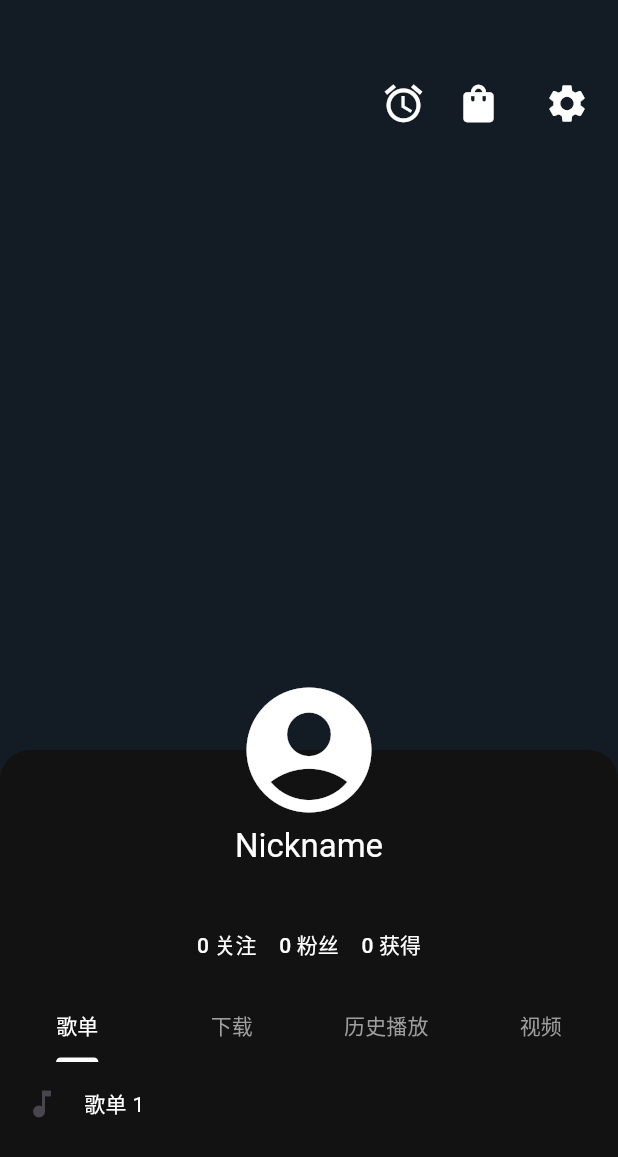
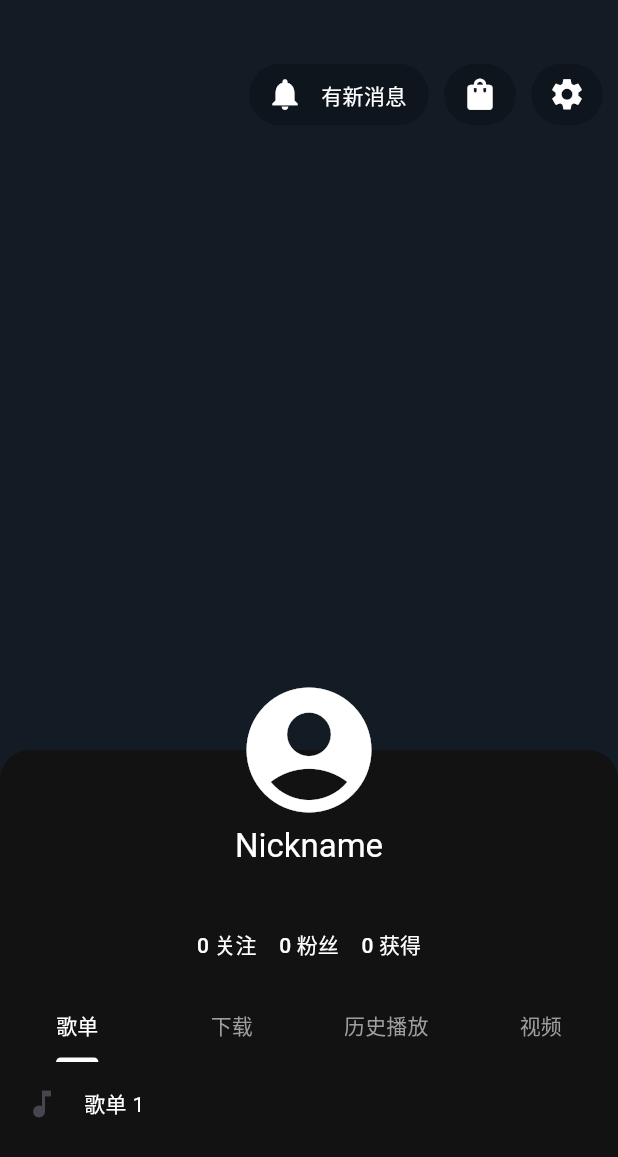
Before and after one commit to aidaole/AiMusic, a Flutter app: the AccountInfoPage widget shown alone on an empty page, opened directly with empty values, on a phone screen of 412 x 824 dp. Shown: the top 1157 px of the screen. Run offline on Flutter 3.47's test engine with Material 3 defaults, Android fonts, the phone set to English and light mode, and no system bars; our stand-ins replace cached_network_image, cookie_jar, dio, dio_cookie_manager, flutter_bloc, fluttertoast and 5 more; missing offline and left inert: audio_session; accounts and stored records are empty; network calls fail.

Commit message:
[优化页面显示]

```diff
--- a/lib/modules/account/account_info_page.dart
+++ b/lib/modules/account/account_info_page.dart
@@ -143,38 +143,47 @@ class AccountInfoPage extends StatelessWidget {
   }
 
   _buildActionBar(BuildContext context) {
-    double iconSize = 30.0;
-    double padding = 10.0;
-    return Row(
-      mainAxisAlignment: MainAxisAlignment.end,
-      children: [
-        Padding(
-          padding: EdgeInsets.all(padding),
-          child: Icon(
-            Icons.alarm,
-            size: iconSize,
-          ),
-        ),
-        Padding(
-          padding: EdgeInsets.all(padding),
-          child: Icon(
-            Icons.shopping_bag,
-            size: iconSize,
-          ),
-        ),
-        Padding(
-          padding: EdgeInsets.all(padding),
-          child: IconButton(
+    double iconSize = 25.0;
+    return SizedBox(
+      height: defaultActionBarHeight,
+      width: double.infinity,
+      child: Row(
+        mainAxisAlignment: MainAxisAlignment.end,
+        crossAxisAlignment: CrossAxisAlignment.center,
+        children: [
+          IconButtonWithBg(
+            text: "有新消息",
+            iconSize: iconSize,
+            icon: Icons.notifications,
             onPressed: () {
               RouteHelper.push(context, AppRoutes.appSettings);
             },
-            icon: Icon(
-              Icons.settings,
-              size: iconSize,
-            ),
           ),
-        )
-      ],
+          const SizedBox(
+            width: 10,
+          ),
+          IconButtonWithBg(
+            iconSize: iconSize,
+            icon: Icons.shopping_bag,
+            onPressed: () {
+              RouteHelper.push(context, AppRoutes.appSettings);
+            },
+          ),
+          const SizedBox(
+            width: 10,
+          ),
+          IconButtonWithBg(
+            iconSize: iconSize,
+            icon: Icons.settings,
+            onPressed: () {
+              RouteHelper.push(context, AppRoutes.appSettings);
+            },
+          ),
+          const SizedBox(
+            width: 10,
+          ),
+        ],
+      ),
     );
   }
 
@@ -265,3 +274,47 @@ class AccountInfoPage extends StatelessWidget {
     );
   }
 }
+
+class IconButtonWithBg extends StatelessWidget {
+  const IconButtonWithBg({
+    super.key,
+    required this.icon,
+    required this.iconSize,
+    required this.onPressed,
+    this.text = "",
+  });
+
+  final IconData icon;
+  final double iconSize;
+  final Function() onPressed;
+  final String text;
+
+  @override
+  Widget build(BuildContext context) {
+    return Container(
+      decoration: BoxDecoration(
+        color: Colors.black.withAlpha(60),
+        borderRadius: BorderRadius.circular(100),
+      ),
+      child: SizedBox(
+        height: 41,
+        child: Row(
+          children: [
+            IconButton(
+              onPressed: onPressed,
+              icon: Icon(
+                icon,
+                size: iconSize,
+              ),
+            ),
+            if (text.isNotEmpty)
+              Padding(
+                padding: const EdgeInsets.only(right: 15),
+                child: Text(text),
+              )
+          ],
+        ),
+      ),
+    );
+  }
+}
--- a/lib/modules/settings/app_settings_page.dart
+++ b/lib/modules/settings/app_settings_page.dart
@@ -16,16 +16,21 @@ class AppSettingsPage extends StatelessWidget {
   @override
   Widget build(BuildContext context) {
     return Scaffold(
-      body: Padding(
-        padding: const EdgeInsets.symmetric(horizontal: 20.0),
-        child: Column(
+      body: Column(
         children: [
           const StatusBarPlaceHolder(),
           _buildActionBar(context),
+          Expanded(
+              child: Padding(
+            padding: const EdgeInsets.symmetric(horizontal: 10),
+            child: Column(
+              children: [
                 const Spacer(),
                 _buildLogoutBtn(),
               ],
             ),
+          )),
+        ],
       ),
     );
   }
```
Lines whose indentation alone changed are shown as unchanged.
